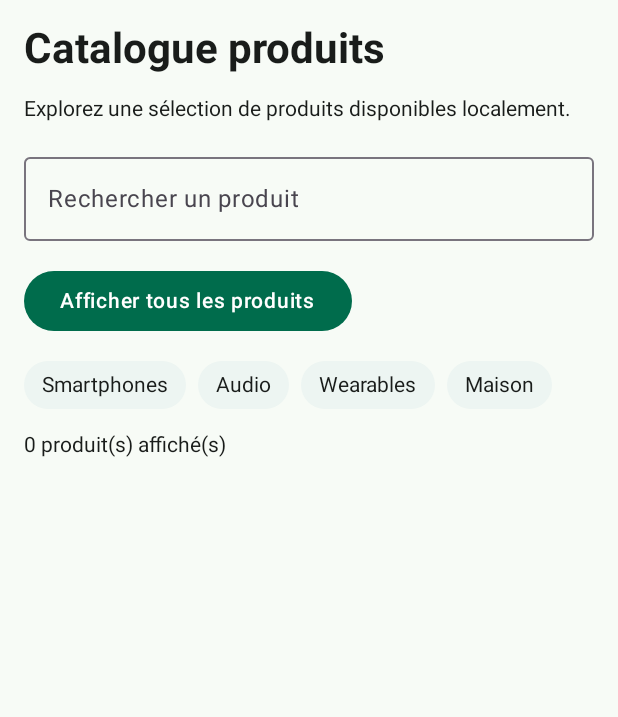
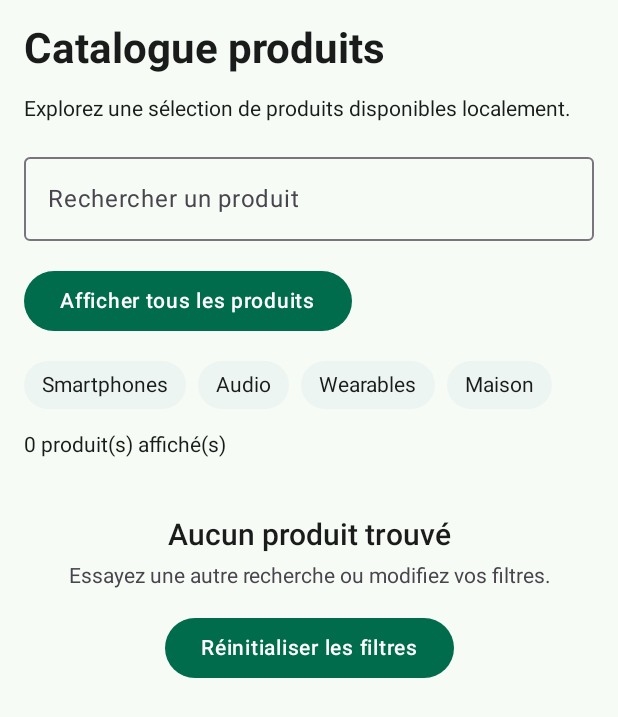
Before and after one commit to Zakia-KADI/ProductExplorer, an Android app built with Jetpack Compose: the composable ProductCatalogScreen called with empty values, after a tap on "Afficher uniquement les produits en stoc", on a phone screen of 412 x 824 dp. Shown: the top 717 px of the screen. Run offline under Robolectric (Android 15) with nearby library versions, the phone set to English and light mode, and no system bars.

Commit message:
Autonomie TP8 - Gestion de l'absence de resultats

```diff
--- a/app/src/main/java/com/example/productexplorer/MainActivity.kt
+++ b/app/src/main/java/com/example/productexplorer/MainActivity.kt
@@ -54,6 +54,7 @@ import androidx.compose.material3.IconButton
 import androidx.compose.material3.TopAppBar
 import androidx.compose.material3.ExperimentalMaterial3Api
 import androidx.compose.foundation.background
+import androidx.compose.ui.text.style.TextAlign
 data class ProductUi(
     val id: Int,
     val title: String,
@@ -299,6 +300,16 @@ fun ProductCatalogScreen(
             )
         }
 
+        if (filteredProducts.isEmpty()) {
+            item {
+                EmptyProductsMessage(
+                    onResetClick = {
+                        searchQuery = ""
+                        showOnlyInStock = false
+                    }
+                )
+            }
+        } else {
             items(
                 items = filteredProducts,
                 key = { product -> product.id }
@@ -313,6 +324,7 @@ fun ProductCatalogScreen(
                         onProductClick(product)
                     }
                 )
+            }
         }
     }
 }
@@ -1080,3 +1092,37 @@ fun ThemeSwitchPreview() {
         }
     }
 }
+
+@Composable
+fun EmptyProductsMessage(
+    onResetClick: () -> Unit,
+    modifier: Modifier = Modifier
+) {
+    Column(
+        modifier = modifier
+            .fillMaxWidth()
+            .padding(24.dp),
+        horizontalAlignment = Alignment.CenterHorizontally
+    ) {
+        Text(
+            text = "Aucun produit trouvé",
+            style = MaterialTheme.typography.titleLarge,
+            color = MaterialTheme.colorScheme.onBackground
+        )
+
+        Spacer(modifier = Modifier.height(8.dp))
+
+        Text(
+            text = "Essayez une autre recherche ou modifiez vos filtres.",
+            style = MaterialTheme.typography.bodyMedium,
+            color = MaterialTheme.colorScheme.onSurfaceVariant,
+            textAlign = TextAlign.Center
+        )
+
+        Spacer(modifier = Modifier.height(16.dp))
+
+        Button(onClick = onResetClick) {
+            Text("Réinitialiser les filtres")
+        }
+    }
+}
```
Also changed, not shown: 1 other file. Lines whose indentation alone changed are shown as unchanged.
